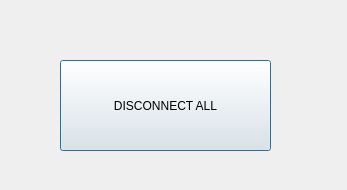
The window that Server/DisconnectALL.ui (19127312/Socket) describes before a commit, drawn with Qt 5.
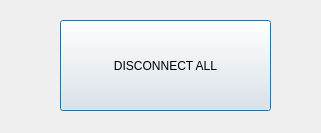
The same window after the commit.

What changed in the file:
```diff
--- a/Server/DisconnectALL.ui
+++ b/Server/DisconnectALL.ui
@@ -6,8 +6,8 @@
    <rect>
     <x>0</x>
     <y>0</y>
-    <width>347</width>
-    <height>190</height>
+    <width>321</width>
+    <height>133</height>
    </rect>
   </property>
   <property name="windowTitle">
@@ -17,7 +17,7 @@
    <property name="geometry">
     <rect>
      <x>60</x>
-     <y>60</y>
+     <y>20</y>
      <width>211</width>
      <height>91</height>
     </rect>
```
